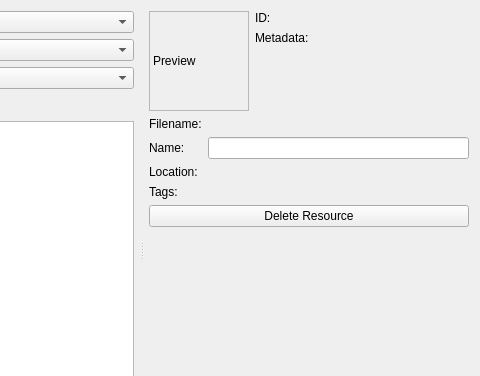
Before: the Qt Designer form plugins/extensions/resourcemanager/WdgDlgResourceManager.ui in KDE/krita, drawn with Qt 5; both pictures show x 220 to 700 and y 0 to 376 of the 700 by 500 pixel window.
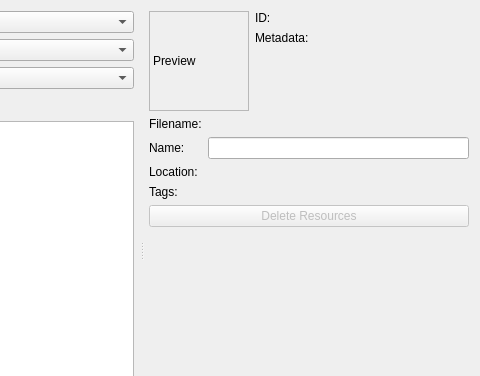
After: the same form once the commit is applied. Custom widgets are drawn as their Qt base class.

Commit message:
Implement delete/undelete resource button functionality
The button will switch between delete and undelete depending on the
current status of the resources.
On a mixed selection, the button disabled.

The edit to the form file:
```diff
--- a/plugins/extensions/resourcemanager/WdgDlgResourceManager.ui
+++ b/plugins/extensions/resourcemanager/WdgDlgResourceManager.ui
@@ -187,8 +187,11 @@
        </item>
        <item>
         <widget class="QPushButton" name="btnDeleteResource">
+         <property name="enabled">
+          <bool>false</bool>
+         </property>
          <property name="text">
-          <string>Delete Resource</string>
+          <string>Delete Resources</string>
          </property>
         </widget>
        </item>
```
The commit also changes 2 other files.
